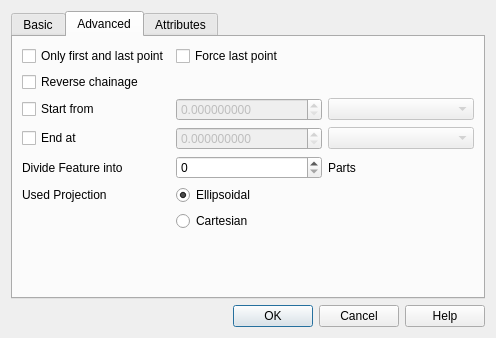
Qt form qchainage/ui_qchainage.ui (mach0/qchainage) before a commit.
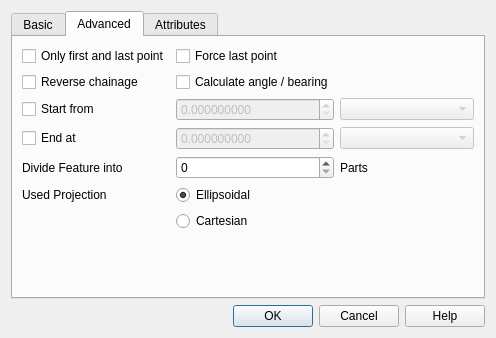
The same form after that commit. The open tabs and pages were chosen to show the change.

Diff of the .ui file:
```diff
--- a/qchainage/ui_qchainage.ui
+++ b/qchainage/ui_qchainage.ui
@@ -272,6 +272,19 @@
          </property>
         </widget>
        </item>
+       <item row="4" column="2">
+        <widget class="QCheckBox" name="checkBoxAngle">
+         <property name="enabled">
+          <bool>true</bool>
+         </property>
+         <property name="text">
+          <string>Calculate angle / bearing</string>
+         </property>
+         <property name="toolTip">
+          <string>Calculate the tangent angle / bearing (0-360°) of the line at each point</string>
+         </property>
+        </widget>
+       </item>
        <item row="6" column="2">
         <widget class="QDoubleSpinBox" name="endSpinBox">
          <property name="enabled">
```
